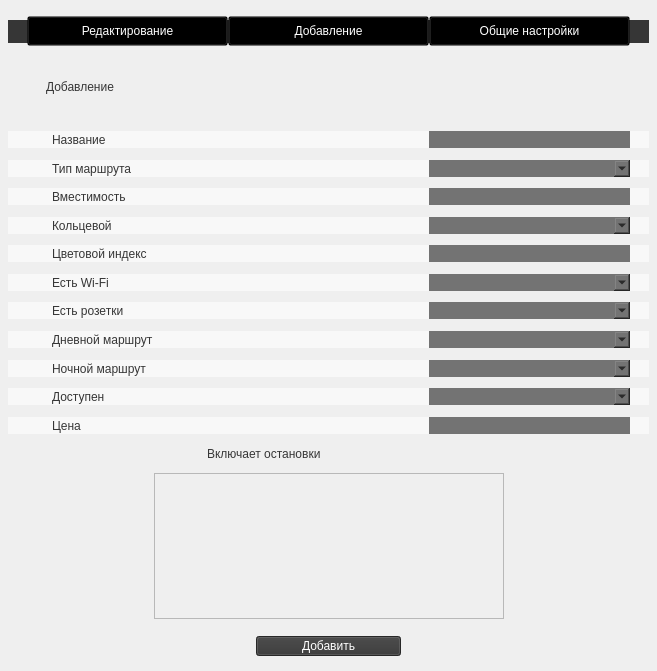
Old version of the form bus_editor.ui in the repository burakshaevn/qt-transport-catalogue.
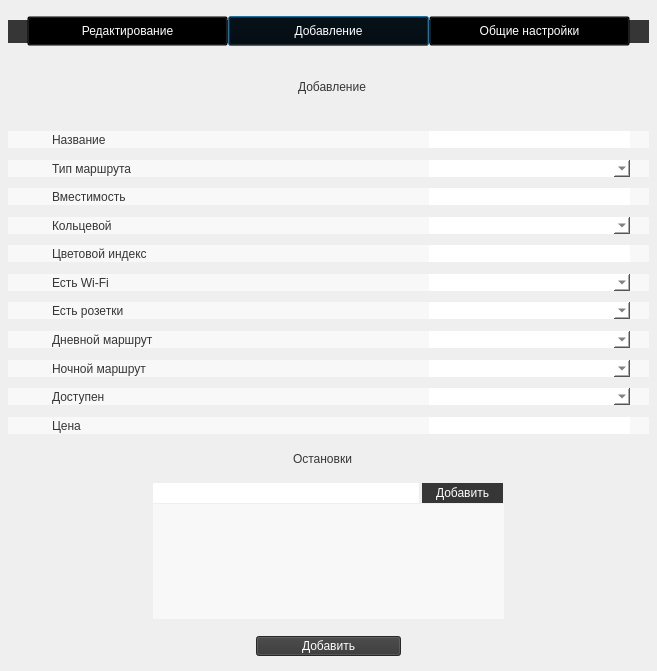
New version of the form. The open tabs and pages were chosen to show the change.

Commit message: Этап: редактирование остановки и её удаление

Patch:
```diff
--- a/bus_editor.ui
+++ b/bus_editor.ui
@@ -1,7 +1,7 @@
 <?xml version="1.0" encoding="UTF-8"?>
 <ui version="4.0">
  <class>BusEditorClass</class>
- <widget class="QMainWindow" name="BusEditorClass">
+ <widget class="QDialog" name="BusEditorClass">
   <property name="geometry">
    <rect>
     <x>0</x>
@@ -13,7 +13,15 @@
   <property name="windowTitle">
    <string>BusEditor</string>
   </property>
-  <widget class="QWidget" name="centralWidget">
+  <widget class="QWidget" name="centralWidget" native="true">
+   <property name="geometry">
+    <rect>
+     <x>0</x>
+     <y>0</y>
+     <width>657</width>
+     <height>686</height>
+    </rect>
+   </property>
    <widget class="QPushButton" name="button_append_2">
     <property name="geometry">
      <rect>
@@ -120,6 +128,9 @@
       <property name="text">
        <string>Редактирование</string>
       </property>
+      <property name="alignment">
+       <set>Qt::AlignmentFlag::AlignCenter</set>
+      </property>
      </widget>
      <widget class="QLabel" name="label_3">
       <property name="geometry">
@@ -604,7 +615,7 @@
       <property name="geometry">
        <rect>
         <x>207</x>
-        <y>399</y>
+        <y>404</y>
         <width>231</width>
         <height>17</height>
        </rect>
@@ -616,38 +627,13 @@
 }</string>
       </property>
       <property name="text">
-       <string>Включает остановки</string>
+       <string>Остановки</string>
       </property>
-     </widget>
-     <widget class="QScrollArea" name="scrollArea">
-      <property name="geometry">
-       <rect>
-        <x>144</x>
-        <y>458</y>
-        <width>390</width>
-        <height>115</height>
-       </rect>
+      <property name="alignment">
+       <set>Qt::AlignmentFlag::AlignCenter</set>
       </property>
-      <property name="styleSheet">
-       <string notr="true">QScrollArea {
-	border-radius: 0px;
-}</string>
-      </property>
-      <property name="widgetResizable">
-       <bool>true</bool>
-      </property>
-      <widget class="QWidget" name="scrollAreaWidgetContents">
-       <property name="geometry">
-        <rect>
-         <x>0</x>
-         <y>0</y>
-         <width>390</width>
-         <height>115</height>
-        </rect>
-       </property>
-      </widget>
      </widget>
-     <widget class="QPushButton" name="edit_page_save">
+     <widget class="QPushButton" name="edit_save">
       <property name="geometry">
        <rect>
         <x>178</x>
@@ -794,7 +780,7 @@
 } </string>
       </property>
      </widget>
-     <widget class="QPushButton" name="edit_page_delete">
+     <widget class="QPushButton" name="edit_delete">
       <property name="geometry">
        <rect>
         <x>335</x>
@@ -815,12 +801,12 @@
        <string>Удалить</string>
       </property>
      </widget>
-     <widget class="QPushButton" name="edit_page_append_stop">
+     <widget class="QPushButton" name="edit_append_stop">
       <property name="geometry">
        <rect>
-        <x>373</x>
+        <x>422</x>
         <y>437</y>
-        <width>145</width>
+        <width>81</width>
         <height>20</height>
        </rect>
       </property>
@@ -839,9 +825,9 @@
      <widget class="QLineEdit" name="lineEdit_find_stopname">
       <property name="geometry">
        <rect>
-        <x>155</x>
+        <x>153</x>
         <y>437</y>
-        <width>213</width>
+        <width>266</width>
         <height>20</height>
        </rect>
       </property>
@@ -856,6 +842,22 @@
        <string/>
       </property>
      </widget>
+     <widget class="QListWidget" name="listWidgetStops">
+      <property name="geometry">
+       <rect>
+        <x>153</x>
+        <y>458</y>
+        <width>351</width>
+        <height>115</height>
+       </rect>
+      </property>
+      <property name="styleSheet">
+       <string notr="true">QListWidget {
+	border-radius: 0px;
+	background-color: #f8f8f8;
+}</string>
+      </property>
+     </widget>
      <zorder>label_13</zorder>
      <zorder>label_12</zorder>
      <zorder>label_11</zorder>
@@ -884,8 +886,7 @@
      <zorder>label_37</zorder>
      <zorder>lineEdit_price_2</zorder>
      <zorder>label_38</zorder>
-     <zorder>scrollArea</zorder>
-     <zorder>edit_page_save</zorder>
+     <zorder>edit_save</zorder>
      <zorder>comboBox_is_sockets_2</zorder>
      <zorder>comboBox_bustype_2</zorder>
      <zorder>comboBox_is_roundtrip_2</zorder>
@@ -893,9 +894,10 @@
      <zorder>comboBox_is_day_bus_2</zorder>
      <zorder>comboBox_is_night_bus_2</zorder>
      <zorder>comboBox_is_wifi_2</zorder>
-     <zorder>edit_page_delete</zorder>
-     <zorder>edit_page_append_stop</zorder>
+     <zorder>edit_delete</zorder>
+     <zorder>edit_append_stop</zorder>
      <zorder>lineEdit_find_stopname</zorder>
+     <zorder>listWidgetStops</zorder>
     </widget>
     <widget class="QWidget" name="append">
      <widget class="QLabel" name="label_40">
@@ -954,23 +956,6 @@
        <string/>
       </property>
      </widget>
-     <widget class="QLineEdit" name="lineEdit_capacity">
-      <property name="geometry">
-       <rect>
-        <x>429</x>
-        <y>142</y>
-        <width>201</width>
-        <height>17</height>
-       </rect>
-      </property>
-      <property name="styleSheet">
-       <string notr="true">QLineEdit { 
-  background-color: #737373; 
-  border-radius: 0px;       
-  font: 11pt &quot;JetBrains Mono&quot;; 
-} </string>
-      </property>
-     </widget>
      <widget class="QLabel" name="label_42">
       <property name="geometry">
        <rect>
@@ -1063,23 +1048,6 @@
        <string/>
       </property>
      </widget>
-     <widget class="QLineEdit" name="lineEdit_color_index">
-      <property name="geometry">
-       <rect>
-        <x>429</x>
-        <y>199</y>
-        <width>201</width>
-        <height>17</height>
-       </rect>
-      </property>
-      <property name="styleSheet">
-       <string notr="true">QLineEdit { 
-  background-color: #737373; 
-  border-radius: 0px;       
-  font: 11pt &quot;JetBrains Mono&quot;; 
-} </string>
-      </property>
-     </widget>
      <widget class="QLabel" name="label_19">
       <property name="geometry">
        <rect>
@@ -1320,23 +1288,6 @@
        <string>Ночной маршрут</string>
       </property>
      </widget>
-     <widget class="QLineEdit" name="lineEdit_price">
-      <property name="geometry">
-       <rect>
-        <x>429</x>
-        <y>371</y>
-        <width>201</width>
-        <height>17</height>
-       </rect>
-      </property>
-      <property name="styleSheet">
-       <string notr="true">QLineEdit { 
-  background-color: #737373; 
-  border-radius: 0px;       
-  font: 11pt &quot;JetBrains Mono&quot;; 
-} </string>
-      </property>
-     </widget>
      <widget class="QLineEdit" name="lineEdit_busname">
       <property name="geometry">
        <rect>
@@ -1373,48 +1324,6 @@
        <string>Тип маршрута</string>
       </property>
      </widget>
-     <widget class="QLabel" name="label_51">
-      <property name="geometry">
-       <rect>
-        <x>207</x>
-        <y>399</y>
-        <width>231</width>
-        <height>17</height>
-       </rect>
-      </property>
-      <property name="styleSheet">
-       <string notr="true">QLabel {
-	color: #363636;
-	font: 500 11pt &quot;JetBrains Mono&quot;; 
-}</string>
-      </property>
-      <property name="text">
-       <string>Включает остановки</string>
-      </property>
-     </widget>
-     <widget class="QScrollArea" name="scrollArea_2">
-      <property name="geometry">
-       <rect>
-        <x>154</x>
-        <y>427</y>
-        <width>350</width>
-        <height>146</height>
-       </rect>
-      </property>
-      <property name="widgetResizable">
-       <bool>true</bool>
-      </property>
-      <widget class="QWidget" name="scrollAreaWidgetContents_2">
-       <property name="geometry">
-        <rect>
-         <x>0</x>
-         <y>0</y>
-         <width>348</width>
-         <height>144</height>
-        </rect>
-       </property>
-      </widget>
-     </widget>
      <widget class="QLabel" name="label_52">
       <property name="geometry">
        <rect>
@@ -1433,8 +1342,11 @@
       <property name="text">
        <string>Добавление</string>
       </property>
+      <property name="alignment">
+       <set>Qt::AlignmentFlag::AlignCenter</set>
+      </property>
      </widget>
-     <widget class="QPushButton" name="button_append">
+     <widget class="QPushButton" name="append_append_bus">
       <property name="geometry">
        <rect>
         <x>256</x>
@@ -1454,41 +1366,97 @@
        <string>Добавить</string>
       </property>
      </widget>
-     <widget class="QComboBox" name="comboBox_bustype">
+     <widget class="QLineEdit" name="lineEdit_capacity_3">
       <property name="geometry">
        <rect>
         <x>429</x>
-        <y>114</y>
+        <y>142</y>
         <width>201</width>
         <height>17</height>
        </rect>
       </property>
       <property name="styleSheet">
-       <string notr="true">QComboBox { 
-  background-color: #737373; 
+       <string notr="true">QLineEdit { 
+  background-color: #FFFFFF; 
   border-radius: 0px;       
   font: 11pt &quot;JetBrains Mono&quot;; 
+  color: #363636;
 } </string>
       </property>
      </widget>
-     <widget class="QComboBox" name="comboBox_is_roundtrip">
+     <widget class="QLineEdit" name="lineEdit_busname_3">
       <property name="geometry">
        <rect>
         <x>429</x>
-        <y>171</y>
+        <y>85</y>
         <width>201</width>
         <height>17</height>
        </rect>
       </property>
       <property name="styleSheet">
+       <string notr="true">QLineEdit { 
+  background-color: #FFFFFF; 
+  border-radius: 0px;       
+  font: 11pt &quot;JetBrains Mono&quot;; 
+  color: #363636;
+} </string>
+      </property>
+     </widget>
+     <widget class="QComboBox" name="comboBox_is_available_3">
+      <property name="geometry">
+       <rect>
+        <x>429</x>
+        <y>342</y>
+        <width>201</width>
+        <height>17</height>
+       </rect>
+      </property>
+      <property name="styleSheet">
        <string notr="true">QComboBox { 
-  background-color: #737373; 
+  background-color: #FFFFFF; 
   border-radius: 0px;       
+  font: 10pt &quot;JetBrains Mono&quot;; 
+  color: #363636;
+} </string>
+      </property>
+     </widget>
+     <widget class="QComboBox" name="comboBox_is_night_bus_3">
+      <property name="geometry">
+       <rect>
+        <x>429</x>
+        <y>314</y>
+        <width>201</width>
+        <height>17</height>
+       </rect>
+      </property>
+      <property name="styleSheet">
+       <string notr="true">QComboBox { 
+  background-color: #FFFFFF; 
+  border-radius: 0px;       
+  font: 10pt &quot;JetBrains Mono&quot;; 
+  color: #363636;
+} </string>
+      </property>
+     </widget>
+     <widget class="QLineEdit" name="lineEdit_color_index_3">
+      <property name="geometry">
+       <rect>
+        <x>429</x>
+        <y>199</y>
+        <width>201</width>
+        <height>17</height>
+       </rect>
+      </property>
+      <property name="styleSheet">
+       <string notr="true">QLineEdit { 
+  background-color: #FFFFFF; 
+  border-radius: 0px;       
   font: 11pt &quot;JetBrains Mono&quot;; 
+  color: #363636;
 } </string>
       </property>
      </widget>
-     <widget class="QComboBox" name="comboBox_is_wifi">
+     <widget class="QComboBox" name="comboBox_is_wifi_3">
       <property name="geometry">
        <rect>
         <x>429</x>
@@ -1499,13 +1467,30 @@
       </property>
       <property name="styleSheet">
        <string notr="true">QComboBox { 
-  background-color: #737373; 
+  background-color: #FFFFFF; 
   border-radius: 0px;       
-  font: 11pt &quot;JetBrains Mono&quot;; 
+  font: 10pt &quot;JetBrains Mono&quot;; 
+  color: #363636;
 } </string>
       </property>
      </widget>
-     <widget class="QComboBox" name="comboBox_is_sockets">
+     <widget class="QListWidget" name="listWidgetStops_2">
+      <property name="geometry">
+       <rect>
+        <x>153</x>
+        <y>458</y>
+        <width>351</width>
+        <height>115</height>
+       </rect>
+      </property>
+      <property name="styleSheet">
+       <string notr="true">QListWidget {
+	border-radius: 0px;
+	background-color: #f8f8f8;
+}</string>
+      </property>
+     </widget>
+     <widget class="QComboBox" name="comboBox_is_sockets_3">
       <property name="geometry">
        <rect>
         <x>429</x>
@@ -1516,13 +1501,73 @@
       </property>
       <property name="styleSheet">
        <string notr="true">QComboBox { 
-  background-color: #737373; 
+  background-color: #FFFFFF; 
   border-radius: 0px;       
+  font: 10pt &quot;JetBrains Mono&quot;; 
+  color: #363636;
+} </string>
+      </property>
+     </widget>
+     <widget class="QComboBox" name="comboBox_bustype_3">
+      <property name="geometry">
+       <rect>
+        <x>429</x>
+        <y>114</y>
+        <width>201</width>
+        <height>17</height>
+       </rect>
+      </property>
+      <property name="styleSheet">
+       <string notr="true">QComboBox { 
+  background-color: #FFFFFF; 
+  border-radius: 0px;       
+  font: 10pt &quot;JetBrains Mono&quot;; 
+  color: #363636;
+} </string>
+      </property>
+     </widget>
+     <widget class="QLineEdit" name="lineEdit_find_stopname_2">
+      <property name="geometry">
+       <rect>
+        <x>153</x>
+        <y>437</y>
+        <width>266</width>
+        <height>20</height>
+       </rect>
+      </property>
+      <property name="styleSheet">
+       <string notr="true">QLineEdit { 
+  background-color: #FFFFFF; 
+  border-radius: 0px;   
   font: 11pt &quot;JetBrains Mono&quot;; 
 } </string>
       </property>
+      <property name="text">
+       <string/>
+      </property>
      </widget>
-     <widget class="QComboBox" name="comboBox_is_day_bus">
+     <widget class="QPushButton" name="append_append_stop">
+      <property name="geometry">
+       <rect>
+        <x>422</x>
+        <y>437</y>
+        <width>81</width>
+        <height>20</height>
+       </rect>
+      </property>
+      <property name="styleSheet">
+       <string notr="true">QPushButton { 
+	font: 9pt &quot;JetBrains Mono&quot;; 
+	color: #FFFFFF;
+	background-color: #363636; 
+	border-radius: 0px;
+}</string>
+      </property>
+      <property name="text">
+       <string>Добавить</string>
+      </property>
+     </widget>
+     <widget class="QComboBox" name="comboBox_is_day_bus_3">
       <property name="geometry">
        <rect>
         <x>429</x>
@@ -1533,46 +1578,71 @@
       </property>
       <property name="styleSheet">
        <string notr="true">QComboBox { 
-  background-color: #737373; 
+  background-color: #FFFFFF; 
   border-radius: 0px;       
-  font: 11pt &quot;JetBrains Mono&quot;; 
+  font: 10pt &quot;JetBrains Mono&quot;; 
+  color: #363636;
 } </string>
       </property>
      </widget>
-     <widget class="QComboBox" name="comboBox_is_night_bus">
+     <widget class="QLineEdit" name="lineEdit_price_3">
       <property name="geometry">
        <rect>
         <x>429</x>
-        <y>314</y>
+        <y>371</y>
         <width>201</width>
         <height>17</height>
        </rect>
       </property>
       <property name="styleSheet">
-       <string notr="true">QComboBox { 
-  background-color: #737373; 
+       <string notr="true">QLineEdit { 
+  background-color: #FFFFFF; 
   border-radius: 0px;       
   font: 11pt &quot;JetBrains Mono&quot;; 
+  color: #363636;
 } </string>
       </property>
      </widget>
-     <widget class="QComboBox" name="comboBox_is_available">
+     <widget class="QComboBox" name="comboBox_is_roundtrip_3">
       <property name="geometry">
        <rect>
         <x>429</x>
-        <y>342</y>
+        <y>171</y>
         <width>201</width>
         <height>17</height>
        </rect>
       </property>
       <property name="styleSheet">
        <string notr="true">QComboBox { 
-  background-color: #737373; 
+  background-color: #FFFFFF; 
   border-radius: 0px;       
-  font: 11pt &quot;JetBrains Mono&quot;; 
+  font: 10pt &quot;JetBrains Mono&quot;; 
+  color: #363636;
 } </string>
       </property>
      </widget>
+     <widget class="QLabel" name="label_51">
+      <property name="geometry">
+       <rect>
+        <x>207</x>
+        <y>404</y>
+        <width>231</width>
+        <height>17</height>
+       </rect>
+      </property>
+      <property name="styleSheet">
+       <string notr="true">QLabel {
+	color: #363636;
+	font: 500 11pt &quot;JetBrains Mono&quot;; 
+}</string>
+      </property>
+      <property name="text">
+       <string>Остановки</string>
+      </property>
+      <property name="alignment">
+       <set>Qt::AlignmentFlag::AlignCenter</set>
+      </property>
+     </widget>
      <zorder>label_24</zorder>
      <zorder>label_18</zorder>
      <zorder>label_21</zorder>
@@ -1584,11 +1654,9 @@
      <zorder>label_15</zorder>
      <zorder>label_40</zorder>
      <zorder>label_41</zorder>
-     <zorder>lineEdit_capacity</zorder>
      <zorder>label_42</zorder>
      <zorder>label_16</zorder>
      <zorder>label_43</zorder>
-     <zorder>lineEdit_color_index</zorder>
      <zorder>label_44</zorder>
      <zorder>label_22</zorder>
      <zorder>label_45</zorder>
@@ -1596,20 +1664,25 @@
      <zorder>label_47</zorder>
      <zorder>label_48</zorder>
      <zorder>label_49</zorder>
-     <zorder>lineEdit_price</zorder>
      <zorder>lineEdit_busname</zorder>
      <zorder>label_50</zorder>
-     <zorder>label_51</zorder>
-     <zorder>scrollArea_2</zorder>
      <zorder>label_52</zorder>
-     <zorder>button_append</zorder>
-     <zorder>comboBox_bustype</zorder>
-     <zorder>comboBox_is_roundtrip</zorder>
-     <zorder>comboBox_is_wifi</zorder>
-     <zorder>comboBox_is_sockets</zorder>
-     <zorder>comboBox_is_day_bus</zorder>
-     <zorder>comboBox_is_night_bus</zorder>
-     <zorder>comboBox_is_available</zorder>
+     <zorder>append_append_bus</zorder>
+     <zorder>lineEdit_capacity_3</zorder>
+     <zorder>lineEdit_busname_3</zorder>
+     <zorder>comboBox_is_available_3</zorder>
+     <zorder>comboBox_is_night_bus_3</zorder>
+     <zorder>lineEdit_color_index_3</zorder>
+     <zorder>comboBox_is_wifi_3</zorder>
+     <zorder>listWidgetStops_2</zorder>
+     <zorder>comboBox_is_sockets_3</zorder>
+     <zorder>comboBox_bustype_3</zorder>
+     <zorder>lineEdit_find_stopname_2</zorder>
+     <zorder>append_append_stop</zorder>
+     <zorder>comboBox_is_day_bus_3</zorder>
+     <zorder>lineEdit_price_3</zorder>
+     <zorder>comboBox_is_roundtrip_3</zorder>
+     <zorder>label_51</zorder>
     </widget>
     <widget class="QWidget" name="settings">
      <widget class="QLabel" name="label_14">
@@ -1630,6 +1703,9 @@
       <property name="text">
        <string>Настройки маршрутизации</string>
       </property>
+      <property name="alignment">
+       <set>Qt::AlignmentFlag::AlignCenter</set>
+      </property>
      </widget>
      <widget class="QLabel" name="label_26">
       <property name="geometry">
```
The commit also changes 29 other files.
